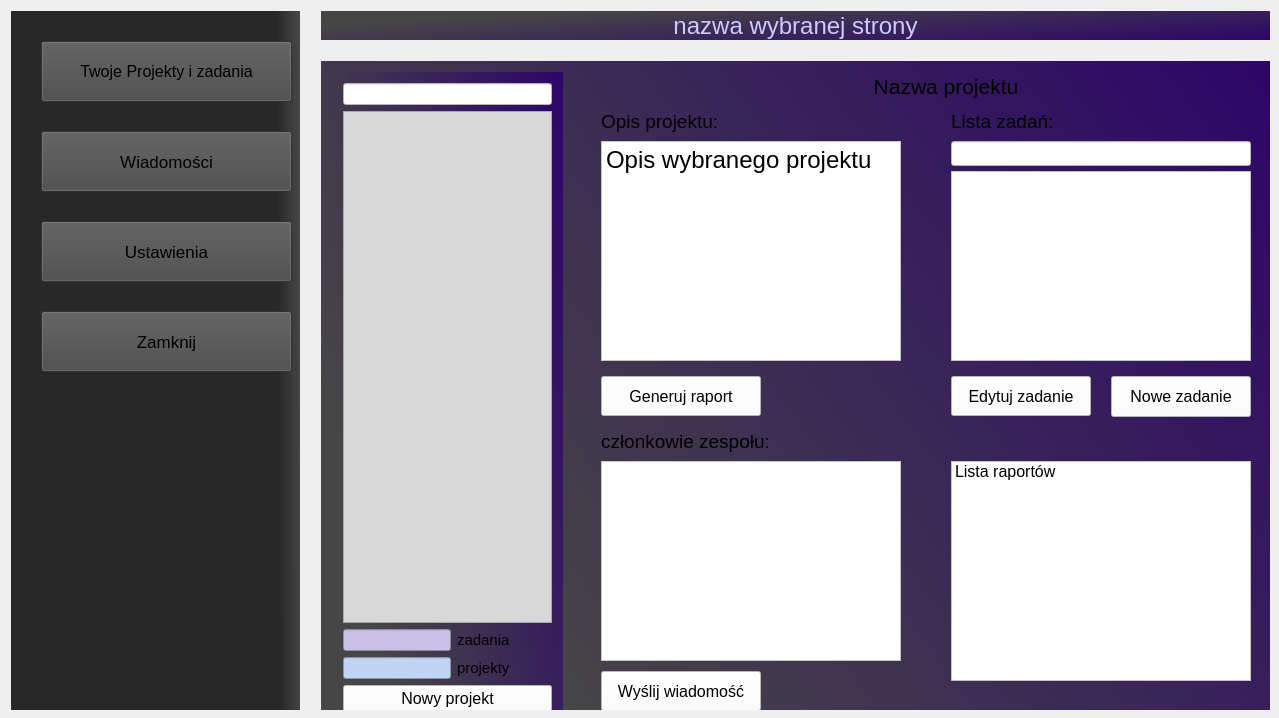
The window that project_managment/project_managment/project_managment.ui (Sleyn2/IO_projectmanagement) describes before a commit, drawn with Qt 5.
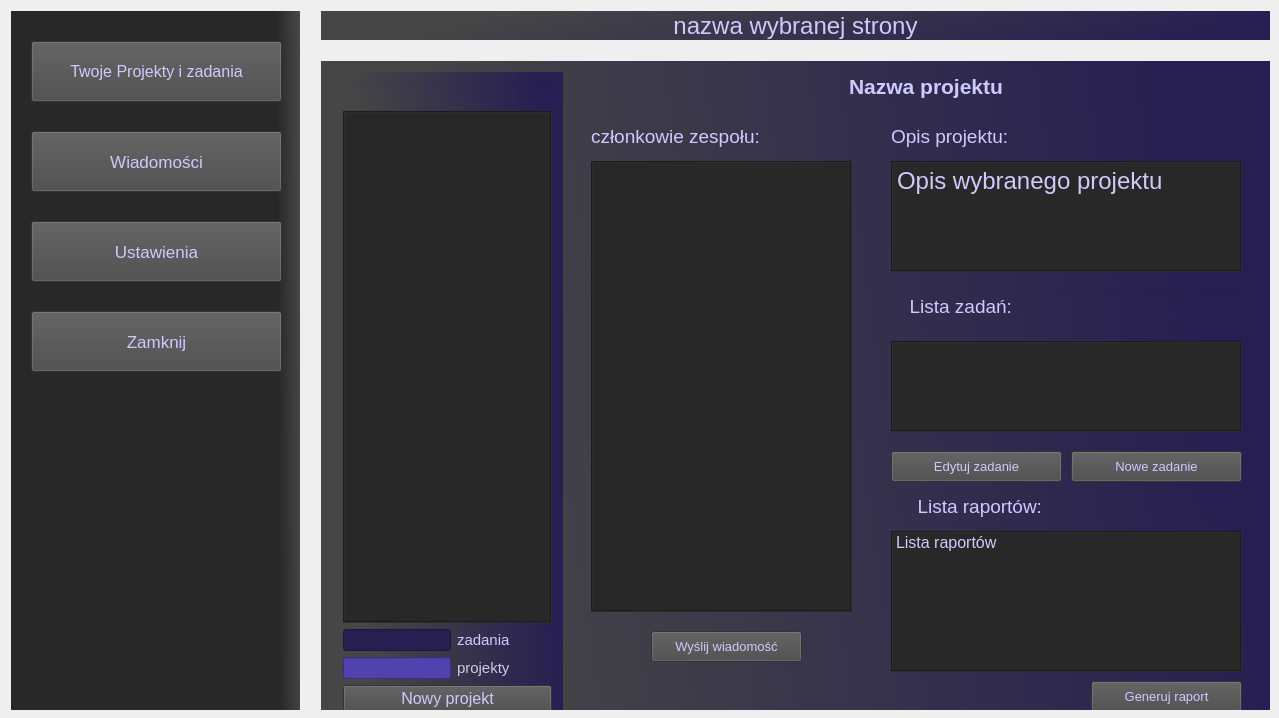
The same window after the commit. The open tabs and pages were chosen to show the change.

Commit message: nowy wygląd - część 2

```diff
--- a/project_managment/project_managment/project_managment.ui
+++ b/project_managment/project_managment/project_managment.ui
@@ -33,7 +33,7 @@
       <widget class="QPushButton" name="pushButton_4">
        <property name="geometry">
         <rect>
-         <x>30</x>
+         <x>20</x>
          <y>300</y>
          <width>251</width>
          <height>61</height>
@@ -46,7 +46,8 @@
         </font>
        </property>
        <property name="styleSheet">
-        <string notr="true">background-color: rgb(72, 72, 72);</string>
+        <string notr="true">background-color: rgb(72, 72, 72);
+color: rgb(206, 202, 255);</string>
        </property>
        <property name="text">
         <string>Zamknij</string>
@@ -55,7 +56,7 @@
       <widget class="QPushButton" name="pushButton_2">
        <property name="geometry">
         <rect>
-         <x>30</x>
+         <x>20</x>
          <y>120</y>
          <width>251</width>
          <height>61</height>
@@ -68,7 +69,8 @@
         </font>
        </property>
        <property name="styleSheet">
-        <string notr="true">background-color: rgb(72, 72, 72);</string>
+        <string notr="true">background-color: rgb(72, 72, 72);
+color: rgb(206, 202, 255);</string>
        </property>
        <property name="text">
         <string>Wiadomości</string>
@@ -77,7 +79,7 @@
       <widget class="QPushButton" name="pushButton_1">
        <property name="geometry">
         <rect>
-         <x>30</x>
+         <x>20</x>
          <y>30</y>
          <width>251</width>
          <height>61</height>
@@ -90,7 +92,8 @@
         </font>
        </property>
        <property name="styleSheet">
-        <string notr="true">background-color: rgb(72, 72, 72);</string>
+        <string notr="true">background-color: rgb(72, 72, 72);
+color: rgb(206, 202, 255);</string>
        </property>
        <property name="text">
         <string>Twoje Projekty i zadania</string>
@@ -99,7 +102,7 @@
       <widget class="QPushButton" name="pushButton_3">
        <property name="geometry">
         <rect>
-         <x>30</x>
+         <x>20</x>
          <y>210</y>
          <width>251</width>
          <height>61</height>
@@ -112,7 +115,8 @@
         </font>
        </property>
        <property name="styleSheet">
-        <string notr="true">background-color: rgb(72, 72, 72);</string>
+        <string notr="true">background-color: rgb(72, 72, 72);
+color: rgb(206, 202, 255);</string>
        </property>
        <property name="text">
         <string>Ustawienia</string>
@@ -135,7 +139,9 @@
     <item>
      <widget class="QStackedWidget" name="stackedWidget">
       <property name="styleSheet">
-       <string notr="true">background-color: qlineargradient(spread:pad, x1:0, y1:0.517, x2:0.995025, y2:0.006, stop:0 rgba(70, 70, 70, 255), stop:1 rgba(45, 6, 104, 255));</string>
+       <string notr="true">
+
+background-color: qlineargradient(spread:pad, x1:0, y1:0.477, x2:0.935323, y2:0.387, stop:0.129353 rgba(70, 70, 70, 255), stop:1 rgba(39, 31, 81, 255));</string>
       </property>
       <property name="currentIndex">
        <number>2</number>
@@ -172,7 +178,8 @@
           <item>
            <widget class="QLineEdit" name="lineEdit_search">
             <property name="styleSheet">
-             <string notr="true">background-color: rgb(255, 255, 255);</string>
+             <string notr="true">background-color: rgba(255, 255, 255, 0);
+color: rgb(206, 202, 255);</string>
             </property>
            </widget>
           </item>
@@ -186,10 +193,14 @@
             <property name="styleSheet">
              <string notr="true">QWidget#ProjectList
 {
-	background-color: rgb(216, 216, 216);
+	background-color: rgb(40, 40, 40);
+	color: rgb(255, 255, 230);
 }
 </string>
             </property>
+            <property name="frameShape">
+             <enum>QFrame::Box</enum>
+            </property>
             <property name="selectionRectVisible">
              <bool>false</bool>
             </property>
@@ -210,7 +221,7 @@
                 <property name="styleSheet">
                  <string notr="true">QWidget#legendaZadania
 {
-background-color: rgb(200, 193, 229);
+	background-color: rgb(39, 31, 81);
 }
 
 </string>
@@ -228,7 +239,7 @@
                 <property name="styleSheet">
                  <string notr="true">QWidget#legendaProjekty
 {
-	background-color: rgb(192, 212, 243);
+	background-color: rgb(82, 66, 173);
 }</string>
                 </property>
                </widget>
@@ -245,7 +256,8 @@
                  </font>
                 </property>
                 <property name="styleSheet">
-                 <string notr="true">background-color: rgba(255, 255, 255, 0);</string>
+                 <string notr="true">background-color: rgba(255, 255, 255, 0);
+color: rgb(206, 202, 255);</string>
                 </property>
                 <property name="text">
                  <string>zadania</string>
@@ -260,7 +272,8 @@
                  </font>
                 </property>
                 <property name="styleSheet">
-                 <string notr="true">background-color: rgba(255, 255, 255, 0);</string>
+                 <string notr="true">background-color: rgba(255, 255, 255, 0);
+color: rgb(206, 202, 227);</string>
                 </property>
                 <property name="text">
                  <string>projekty</string>
@@ -279,7 +292,8 @@
              </font>
             </property>
             <property name="styleSheet">
-             <string notr="true">background-color: rgb(255, 255, 255);</string>
+             <string notr="true">background-color: rgb(72, 72, 72);
+color: rgb(206, 202, 255);</string>
             </property>
             <property name="text">
              <string>Nowy projekt</string>
@@ -531,19 +545,20 @@
          <widget class="QPushButton" name="pushButton_edytuj_zadanie">
           <property name="geometry">
            <rect>
-            <x>380</x>
-            <y>315</y>
-            <width>140</width>
-            <height>40</height>
+            <x>320</x>
+            <y>390</y>
+            <width>171</width>
+            <height>31</height>
            </rect>
           </property>
           <property name="font">
            <font>
-            <pointsize>12</pointsize>
+            <pointsize>10</pointsize>
            </font>
           </property>
           <property name="styleSheet">
-           <string notr="true">background-color: rgb(255, 255, 255);</string>
+           <string notr="true">background-color: rgb(72, 72, 72);
+color: rgb(206, 202, 255);</string>
           </property>
           <property name="text">
            <string>Edytuj zadanie</string>
@@ -552,10 +567,10 @@
          <widget class="QListWidget" name="listWidget_taskUsers">
           <property name="geometry">
            <rect>
-            <x>30</x>
-            <y>400</y>
-            <width>300</width>
-            <height>200</height>
+            <x>20</x>
+            <y>100</y>
+            <width>261</width>
+            <height>451</height>
            </rect>
           </property>
           <property name="font">
@@ -564,7 +579,11 @@
            </font>
           </property>
           <property name="styleSheet">
-           <string notr="true">background-color: rgb(255, 255, 255);</string>
+           <string notr="true">background-color: rgb(40, 40, 40);
+color: rgb(206, 202, 255);</string>
+          </property>
+          <property name="frameShape">
+           <enum>QFrame::Box</enum>
           </property>
           <property name="uniformItemSizes">
            <bool>false</bool>
@@ -573,7 +592,7 @@
          <widget class="QLabel" name="label_6">
           <property name="geometry">
            <rect>
-            <x>100</x>
+            <x>80</x>
             <y>10</y>
             <width>550</width>
             <height>30</height>
@@ -582,8 +601,13 @@
           <property name="font">
            <font>
             <pointsize>16</pointsize>
+            <weight>75</weight>
+            <bold>true</bold>
            </font>
           </property>
+          <property name="styleSheet">
+           <string notr="true">color: rgb(206, 202, 255);</string>
+          </property>
           <property name="text">
            <string>Nazwa projektu</string>
           </property>
@@ -594,19 +618,20 @@
          <widget class="QPushButton" name="pushButtonTworzRaportAdm">
           <property name="geometry">
            <rect>
-            <x>30</x>
-            <y>315</y>
-            <width>160</width>
-            <height>40</height>
+            <x>520</x>
+            <y>620</y>
+            <width>151</width>
+            <height>31</height>
            </rect>
           </property>
           <property name="font">
            <font>
-            <pointsize>12</pointsize>
+            <pointsize>10</pointsize>
            </font>
           </property>
           <property name="styleSheet">
-           <string notr="true">background-color: rgb(255, 255, 255);</string>
+           <string notr="true">background-color: rgb(72, 72, 72);
+color: rgb(206, 202, 255);</string>
           </property>
           <property name="text">
            <string>Generuj raport</string>
@@ -615,19 +640,20 @@
          <widget class="QPushButton" name="pushButton_sendMsg">
           <property name="geometry">
            <rect>
-            <x>30</x>
-            <y>610</y>
-            <width>160</width>
-            <height>40</height>
+            <x>80</x>
+            <y>570</y>
+            <width>151</width>
+            <height>31</height>
            </rect>
           </property>
           <property name="font">
            <font>
-            <pointsize>12</pointsize>
+            <pointsize>10</pointsize>
            </font>
           </property>
           <property name="styleSheet">
-           <string notr="true">background-color: rgb(255, 255, 255);</string>
+           <string notr="true">background-color: rgb(72, 72, 72);
+color: rgb(206, 202, 255);</string>
           </property>
           <property name="text">
            <string>Wyślij wiadomość</string>
@@ -636,9 +662,9 @@
          <widget class="QLabel" name="label_7">
           <property name="geometry">
            <rect>
-            <x>30</x>
-            <y>365</y>
-            <width>170</width>
+            <x>20</x>
+            <y>60</y>
+            <width>221</width>
             <height>30</height>
            </rect>
           </property>
@@ -647,6 +673,9 @@
             <pointsize>14</pointsize>
            </font>
           </property>
+          <property name="styleSheet">
+           <string notr="true">color: rgb(206, 202, 255);</string>
+          </property>
           <property name="text">
            <string>członkowie zespołu:</string>
           </property>
@@ -654,10 +683,10 @@
          <widget class="QTextBrowser" name="textBrowserOpisProjektu_2">
           <property name="geometry">
            <rect>
-            <x>30</x>
-            <y>80</y>
-            <width>300</width>
-            <height>220</height>
+            <x>320</x>
+            <y>100</y>
+            <width>351</width>
+            <height>111</height>
            </rect>
           </property>
           <property name="font">
@@ -668,7 +697,11 @@
            </font>
           </property>
           <property name="styleSheet">
-           <string notr="true">background-color: rgb(255, 255, 255);</string>
+           <string notr="true">background-color: rgb(40, 40, 40);
+color: rgb(206, 202, 255);</string>
+          </property>
+          <property name="frameShape">
+           <enum>QFrame::Box</enum>
           </property>
           <property name="html">
            <string>&lt;!DOCTYPE HTML PUBLIC &quot;-//W3C//DTD HTML 4.0//EN&quot; &quot;http://www.w3.org/TR/REC-html40/strict.dtd&quot;&gt;
@@ -681,19 +714,20 @@
          <widget class="QPushButton" name="pushButton_utworz_zadanie">
           <property name="geometry">
            <rect>
-            <x>540</x>
-            <y>315</y>
-            <width>140</width>
-            <height>41</height>
+            <x>500</x>
+            <y>390</y>
+            <width>171</width>
+            <height>31</height>
            </rect>
           </property>
           <property name="font">
            <font>
-            <pointsize>12</pointsize>
+            <pointsize>10</pointsize>
            </font>
           </property>
           <property name="styleSheet">
-           <string notr="true">background-color: rgb(255, 255, 255);</string>
+           <string notr="true">background-color: rgb(72, 72, 72);
+color: rgb(206, 202, 255);</string>
           </property>
           <property name="text">
            <string>Nowe zadanie</string>
@@ -702,10 +736,10 @@
          <widget class="QListWidget" name="listWidgetRaporty">
           <property name="geometry">
            <rect>
-            <x>380</x>
-            <y>400</y>
-            <width>300</width>
-            <height>220</height>
+            <x>320</x>
+            <y>470</y>
+            <width>351</width>
+            <height>141</height>
            </rect>
           </property>
           <property name="font">
@@ -714,7 +748,11 @@
            </font>
           </property>
           <property name="styleSheet">
-           <string notr="true">background-color: rgb(255, 255, 255);</string>
+           <string notr="true">background-color: rgb(40, 40, 40);
+color: rgb(206, 202, 255);</string>
+          </property>
+          <property name="frameShape">
+           <enum>QFrame::Box</enum>
           </property>
           <item>
            <property name="text">
@@ -725,10 +763,10 @@
          <widget class="QListWidget" name="listWidget_zadania">
           <property name="geometry">
            <rect>
-            <x>380</x>
-            <y>110</y>
-            <width>300</width>
-            <height>190</height>
+            <x>320</x>
+            <y>280</y>
+            <width>351</width>
+            <height>91</height>
            </rect>
           </property>
           <property name="font">
@@ -737,16 +775,20 @@
            </font>
           </property>
           <property name="styleSheet">
-           <string notr="true">background-color: rgb(255, 255, 255);</string>
+           <string notr="true">background-color: rgb(40, 40, 40);
+color: rgb(206, 202, 255);</string>
+          </property>
+          <property name="frameShape">
+           <enum>QFrame::Box</enum>
           </property>
          </widget>
          <widget class="QLineEdit" name="lineEdit_search_task">
           <property name="geometry">
            <rect>
-            <x>380</x>
-            <y>80</y>
-            <width>300</width>
-            <height>25</height>
+            <x>450</x>
+            <y>230</y>
+            <width>221</width>
+            <height>31</height>
            </rect>
           </property>
           <property name="font">
@@ -755,15 +797,16 @@
            </font>
           </property>
           <property name="styleSheet">
-           <string notr="true">background-color: rgb(255, 255, 255);</string>
+           <string notr="true">
+color: rgb(206, 202, 255);</string>
           </property>
          </widget>
          <widget class="QLabel" name="label_12">
           <property name="geometry">
            <rect>
-            <x>380</x>
-            <y>45</y>
-            <width>171</width>
+            <x>310</x>
+            <y>230</y>
+            <width>131</width>
             <height>31</height>
            </rect>
           </property>
@@ -772,15 +815,21 @@
             <pointsize>14</pointsize>
            </font>
           </property>
+          <property name="styleSheet">
+           <string notr="true">color: rgb(206, 202, 255);</string>
+          </property>
           <property name="text">
            <string>Lista zadań:</string>
           </property>
+          <property name="alignment">
+           <set>Qt::AlignRight|Qt::AlignTrailing|Qt::AlignVCenter</set>
+          </property>
          </widget>
          <widget class="QLabel" name="label_13">
           <property name="geometry">
            <rect>
-            <x>30</x>
-            <y>45</y>
+            <x>320</x>
+            <y>60</y>
             <width>171</width>
             <height>31</height>
            </rect>
@@ -790,10 +839,37 @@
             <pointsize>14</pointsize>
            </font>
           </property>
+          <property name="styleSheet">
+           <string notr="true">color: rgb(206, 202, 255);</string>
+          </property>
           <property name="text">
            <string>Opis projektu:</string>
           </property>
          </widget>
+         <widget class="QLabel" name="label_15">
+          <property name="geometry">
+           <rect>
+            <x>290</x>
+            <y>430</y>
+            <width>181</width>
+            <height>31</height>
+           </rect>
+          </property>
+          <property name="font">
+           <font>
+            <pointsize>14</pointsize>
+           </font>
+          </property>
+          <property name="styleSheet">
+           <string notr="true">color: rgb(206, 202, 255);</string>
+          </property>
+          <property name="text">
+           <string>Lista raportów:</string>
+          </property>
+          <property name="alignment">
+           <set>Qt::AlignRight|Qt::AlignTrailing|Qt::AlignVCenter</set>
+          </property>
+         </widget>
         </widget>
        </widget>
       </widget>
@@ -2157,8 +2233,9 @@
       </property>
       <property name="styleSheet">
        <string notr="true">color: rgb(206, 202, 255);
+background-color: qlineargradient(spread:pad, x1:0, y1:0.477, x2:0.955224, y2:0.592, stop:0.129353 rgba(70, 70, 70, 255), stop:1 rgba(39, 31, 81, 255));
 
-background-color: qlineargradient(spread:pad, x1:1, y1:1, x2:0, y2:0.517, stop:0 rgba(45, 6, 104, 255), stop:1 rgba(70, 70, 70, 255));
+
 </string>
       </property>
       <property name="text">
```
Left out of the diff: 113 changed lines with no effect on the pictures.
